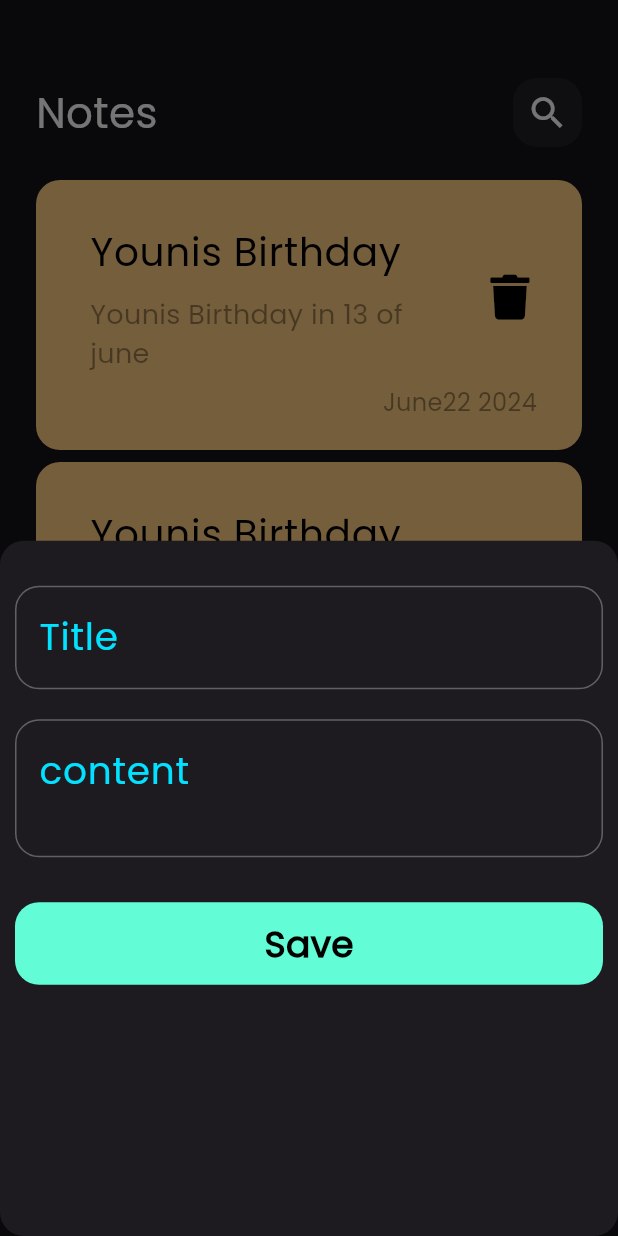
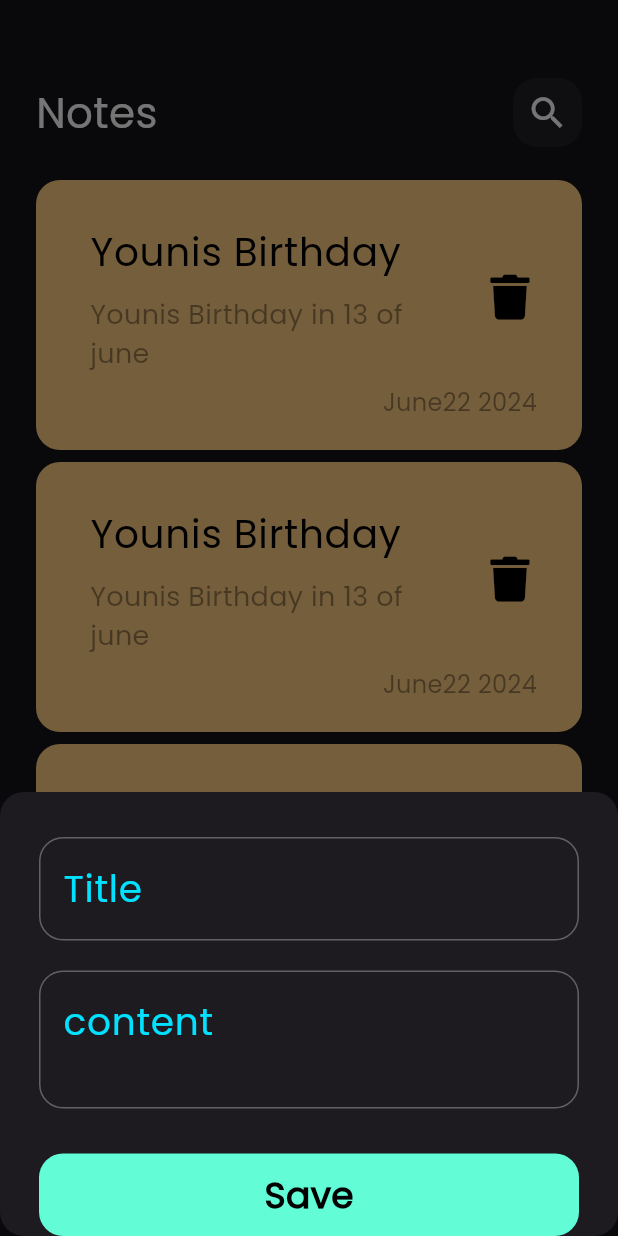
Before and after one commit to stormers15/Notes_App, a Flutter app: the screen it shows after launch, after a tap on the "add" icon, on a phone screen of 412 x 824 dp. Run offline on Flutter 3.47's test engine with Material 3 defaults, Android fonts, the phone set to English and light mode, and no system bars; drawn by our look-alikes of modal_progress_hud_nsn; our stand-ins replace bloc, flutter_bloc, font_awesome_flutter, hive, hive_flutter; accounts and stored records are empty.

Commit message:
add add note cubit to add note bottom sheet

```diff
--- /dev/null
+++ b/lib/Views/Widgets/add_note_bottom_form.dart
@@ -0,0 +1,56 @@
+import 'package:flutter/material.dart';
+import 'package:flutter/widgets.dart';
+import 'package:notes_app/Views/Widgets/custom_text_field.dart';
+import 'custom_button.dart';
+
+class AddNoteForm extends StatefulWidget {
+  const AddNoteForm({super.key});
+
+  @override
+  State<AddNoteForm> createState() => _AddNoteFormState();
+}
+
+class _AddNoteFormState extends State<AddNoteForm> {
+  final GlobalKey<FormState> formkey = GlobalKey();
+
+  AutovalidateMode autovalidateMode = AutovalidateMode.disabled;
+
+  String? title, subTitle;
+  @override
+  Widget build(BuildContext context) {
+    return Form(
+      key: formkey,
+      child: Padding(
+        padding: const EdgeInsets.only(top: 10.0, left: 10, right: 10),
+        child: Column(
+          children: [
+            const SizedBox(height: 20),
+            CustomTextField(
+                hint: "Title",
+                onSaved: (value) {
+                  title = value;
+                }),
+            const SizedBox(height: 20),
+            CustomTextField(
+                hint: "content",
+                maxLines: 2,
+                onSaved: (value) {
+                  subTitle = value;
+                }),
+            const SizedBox(height: 30),
+            CustomButton(
+              onTap: () {
+                if (formkey.currentState!.validate()) {
+                  formkey.currentState!.save();
+                } else {
+                  autovalidateMode = AutovalidateMode.always;
+                  setState(() {});
+                }
+              },
+            ),
+          ],
+        ),
+      ),
+    );
+  }
+}
--- a/lib/Views/Widgets/add_note_bottom_sheet.dart
+++ b/lib/Views/Widgets/add_note_bottom_sheet.dart
@@ -1,54 +1,32 @@
 import 'package:flutter/material.dart';
 import 'package:flutter/widgets.dart';
-import 'package:notes_app/Views/Widgets/custom_text_field.dart';
-import 'custom_button.dart';
+import 'add_note_bottom_form.dart';
+import 'package:modal_progress_hud_nsn/modal_progress_hud_nsn.dart';
+import 'package:flutter_bloc/flutter_bloc.dart';
+import 'package:notes_app/cubits/add_notes_cubit.dart';
 
-class AddNoteBottomSheet extends StatefulWidget {
+class AddNoteBottomSheet extends StatelessWidget {
   const AddNoteBottomSheet({super.key});
 
   @override
-  State<AddNoteBottomSheet> createState() => _AddNoteBottomSheetState();
-}
-
-class _AddNoteBottomSheetState extends State<AddNoteBottomSheet> {
-  final GlobalKey<FormState> formkey = GlobalKey();
-
-  AutovalidateMode autovalidateMode = AutovalidateMode.disabled;
-
-  String? title, subTitle;
-  @override
   Widget build(BuildContext context) {
-    return Form(
-      key: formkey,
-      child: Padding(
-        padding: const EdgeInsets.only(top: 10.0, left: 10, right: 10),
-        child: Column(
-          children: [
-            const SizedBox(height: 20),
-            CustomTextField(
-                hint: "Title",
-                onSaved: (value) {
-                  title = value;
-                }),
-            const SizedBox(height: 20),
-            CustomTextField(
-                hint: "content",
-                maxLines: 2,
-                onSaved: (value) {
-                  subTitle = value;
-                }),
-            const SizedBox(height: 30),
-            CustomButton(
-              onTap: () {
-                if (formkey.currentState!.validate()) {
-                  formkey.currentState!.save();
-                } else {
-                  autovalidateMode = AutovalidateMode.always;
-                  setState(() {});
-                }
-              },
-            ),
-          ],
+    return Padding(
+      padding: const EdgeInsets.symmetric(horizontal: 16.0),
+      child: SingleChildScrollView(
+        child: BlocConsumer<AddNotesCubit, AddNotesState>(
+          listener: (context, state) {
+            if (state is AddNotesFailure) {
+              print("Failed ${state.errMessage}");
+            }
+            if (state is AddNotesSuccess) {
+              Navigator.pop(context);
+            }
+          },
+          builder: (context, state) {
+            return ModalProgressHUD(
+                inAsyncCall: state is AddNotesLoading ? true : false,
+                child: const AddNoteForm());
+          },
         ),
       ),
     );
--- a/lib/cubits/add_notes_cubit.dart
+++ b/lib/cubits/add_notes_cubit.dart
@@ -7,6 +7,7 @@ part 'add_notes_state.dart';
 class AddNotesCubit extends Cubit<AddNotesState> {
   AddNotesCubit() : super(AddNotesInitial());
 
+
   addnote(note) async {
     emit(AddNotesLoading());
     try {
@@ -14,8 +15,7 @@ class AddNotesCubit extends Cubit<AddNotesState> {
       emit(AddNotesSuccess());
       await notesbox.add(note);
     } catch (e) {
-      AddNotesFailure(e.toString())
-
+      AddNotesFailure(errMessage: "");
     }
   }
 }
--- a/lib/main.dart
+++ b/lib/main.dart
@@ -3,6 +3,8 @@ import 'package:hive_flutter/adapters.dart';
 import 'package:notes_app/constans.dart';
 import 'package:notes_app/views/notes_view.dart'; // Ensure the path is correct
 import 'Models/note_model.dart';
+import 'package:flutter_bloc/flutter_bloc.dart';
+import 'cubits/add_notes_cubit.dart';
 void main() async {
   await Hive.initFlutter();
   await Hive.openBox(knotesbox);
@@ -15,13 +17,18 @@ class NotesApp extends StatelessWidget {
 
   @override
   Widget build(BuildContext context) {
-    return MaterialApp(
-      debugShowCheckedModeBanner: false,
-      theme: ThemeData(
-        brightness: Brightness.dark,
-        fontFamily: 'Poppins',
+    return MultiBlocProvider(
+      providers: [
+        BlocProvider(create: (context) => AddNotesCubit()),
+      ],
+      child: MaterialApp(
+        debugShowCheckedModeBanner: false,
+        theme: ThemeData(
+          brightness: Brightness.dark,
+          fontFamily: 'Poppins',
+        ),
+        home: const NotesView(),
       ),
-      home: const NotesView(),
     );
   }
 }
--- a/pubspec.yaml
+++ b/pubspec.yaml
@@ -8,6 +8,7 @@ environment:
   sdk: '>=3.4.1 <4.0.0'
 
 dependencies:
+  modal_progress_hud_nsn: ^0.5.0
   flutter_bloc: ^8.1.6
   flutter:
     sdk: flutter
@@ -15,7 +16,6 @@ dependencies:
   font_awesome_flutter: ^9.0.0
   hive: ^2.2.3
   hive_flutter: ^1.1.0
-  flutter_bloc: ^8.1.6
 
 dev_dependencies:
   flutter_test:
```
Also changed, not shown: pubspec.lock.
